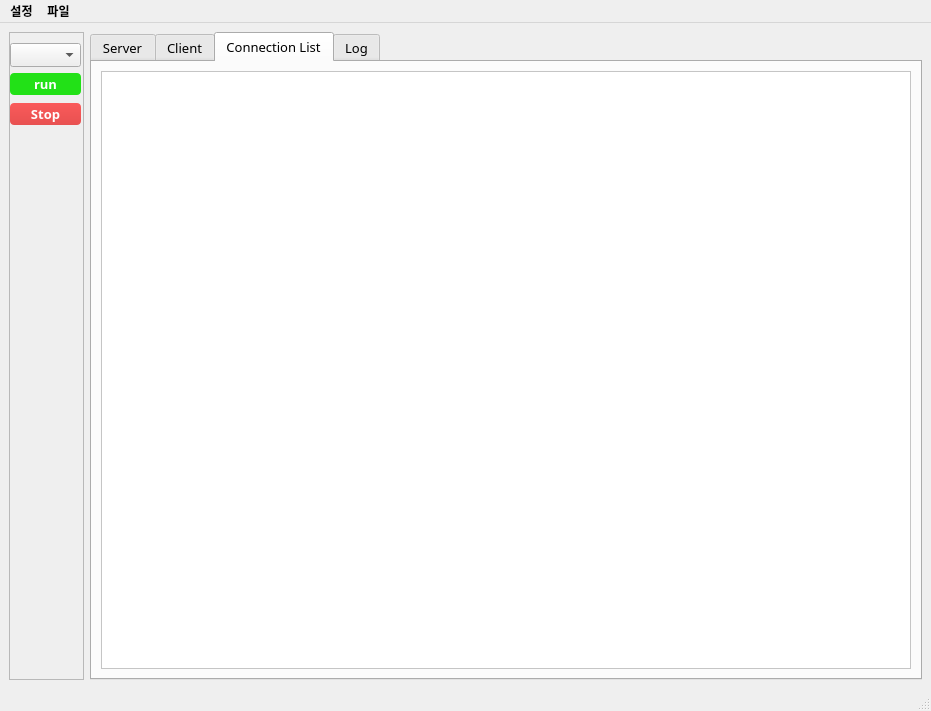
The window that ui/main_new.ui (gusdnd3150/communication-gui) describes before a commit, drawn with Qt 5.
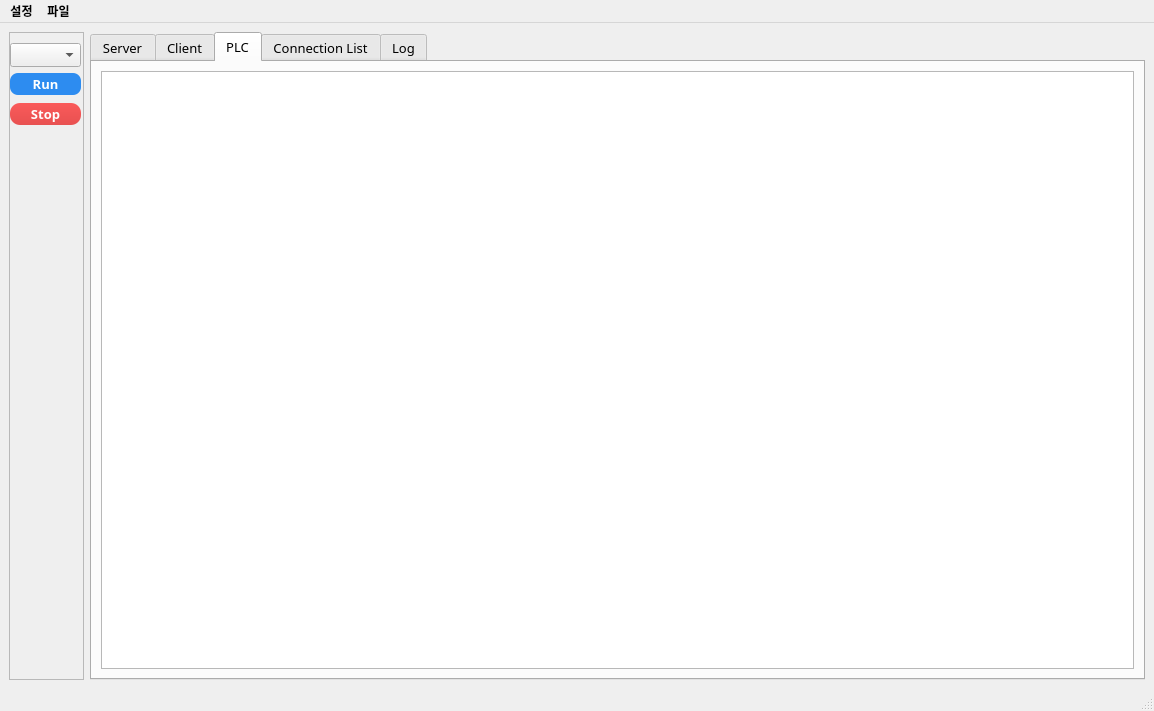
The same window after the commit. The open tabs and pages were chosen to show the change.

Commit message: main ui 수정

Patch:
```diff
--- a/ui/main_new.ui
+++ b/ui/main_new.ui
@@ -6,7 +6,7 @@
    <rect>
     <x>0</x>
     <y>0</y>
-    <width>931</width>
+    <width>1154</width>
     <height>711</height>
    </rect>
   </property>
@@ -74,8 +74,8 @@
         <rect>
          <x>0</x>
          <y>0</y>
-         <width>73</width>
-         <height>648</height>
+         <width>100</width>
+         <height>640</height>
         </rect>
        </property>
        <widget class="QPushButton" name="btn_stop">
@@ -104,11 +104,12 @@
          </font>
         </property>
         <property name="styleSheet">
-         <string notr="true">/* 일반 버튼 스타일 */
+         <string notr="true">			
+			/* 일반 버튼 스타일 */
 QPushButton {
     background-color: qlineargradient(spread:pad, x1:0, y1:0, x2:0, y2:1, stop:0 rgba(250, 90, 90, 255), stop:1 rgba(232, 81, 81, 255));
     border: none;
-    border-radius: 4px;
+    border-radius: 10px;
     color: white;
     padding: 2px
 }
@@ -147,19 +148,21 @@
         </property>
         <property name="styleSheet">
          <string notr="true">QPushButton {
-    background-color: #22e117;
-    border: none;
-    border-radius: 4px;
-    color: white;
-    padding: 2px
-}
-
-QPushButton:hover {
-    background-color: #33c12b;
-}</string>
+                background-color: #2d8cf0;
+                color: white;
+                border-radius: 8px;
+                padding: 2px;
+				height:10px
+            }
+            QPushButton:hover {
+                background-color: #1a73e8;
+            }
+            QPushButton:pressed {
+                background-color: #145dbf;
+            }</string>
         </property>
         <property name="text">
-         <string>run</string>
+         <string>Run</string>
         </property>
        </widget>
        <widget class="QComboBox" name="combo_pkg">
@@ -205,6 +208,7 @@
         </property>
         <property name="font">
          <font>
+          <family>맑은 고딕</family>
           <pointsize>10</pointsize>
           <weight>50</weight>
           <bold>false</bold>
@@ -313,6 +317,16 @@
           </item>
          </layout>
         </widget>
+        <widget class="QWidget" name="tab_5">
+         <attribute name="title">
+          <string>PLC</string>
+         </attribute>
+         <layout class="QGridLayout" name="gridLayout_4">
+          <item row="0" column="0">
+           <widget class="QTableWidget" name="list_run_plc"/>
+          </item>
+         </layout>
+        </widget>
         <widget class="QWidget" name="tab_4">
          <attribute name="title">
           <string>Connection List</string>
@@ -603,8 +617,8 @@
     <rect>
      <x>0</x>
      <y>0</y>
-     <width>931</width>
-     <height>22</height>
+     <width>1154</width>
+     <height>26</height>
     </rect>
    </property>
    <widget class="QMenu" name="menu">
```
Left out of the diff: 8 changed lines with no effect on the pictures. The commit also changes 3 other files.
